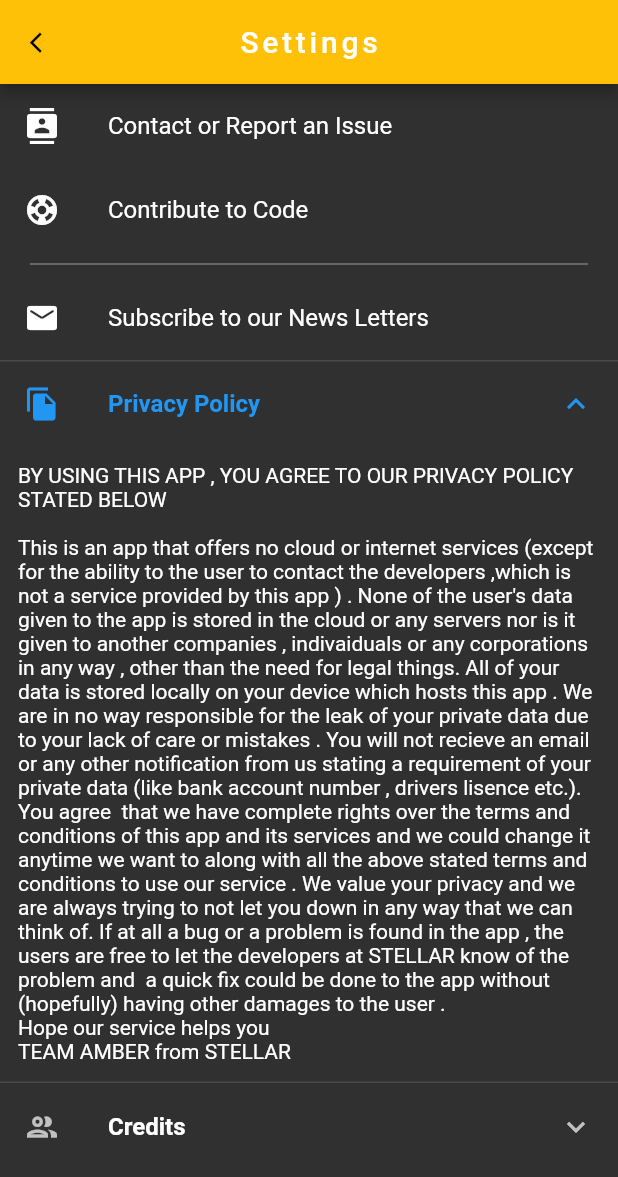
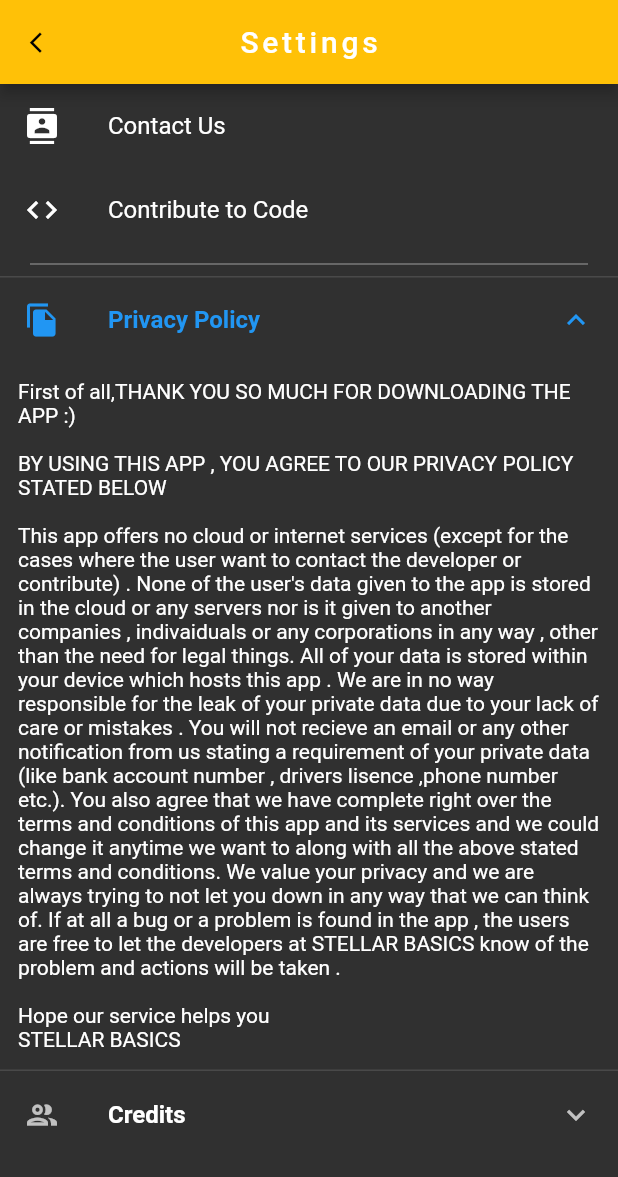
Before and after one commit to ShimronAlakkal/Paperclip, a Flutter app: the Settings screen opened directly, after a tap on "Privacy Policy", on a phone screen of 412 x 824 dp. Shown: the top 1177 px of the screen. Run offline on Flutter 3.47's test engine with Material 2 defaults, Android fonts, the phone set to English and light mode, and no system bars; our stand-ins replace shared_preferences, sqflite; accounts and stored records are empty.

Commit message:
almost completed the final part

```diff
--- a/lib/screens/settings.dart
+++ b/lib/screens/settings.dart
@@ -1,5 +1,3 @@
-import 'dart:ui';
-
 import 'package:url_launcher/url_launcher.dart';
 import 'package:flutter/material.dart';
 
@@ -59,7 +57,7 @@ class SettingState extends State<Settings> {
         children: [
           ListTile(
             leading: Icon(Icons.contacts),
-            title: Text('Contact or Report an Issue'),
+            title: Text('Contact Us'),
             onTap: () async {
               if (await canLaunch(
                   'https://www.instagram.com/shimron.alakkal/')) {
@@ -70,7 +68,7 @@ class SettingState extends State<Settings> {
             },
           ),
           ListTile(
-            leading: Icon(Icons.support),
+            leading: Icon(Icons.code),
             title: Text('Contribute to Code'),
             onTap: () async {
               await _launchItemInPhone('https://www.github.com/ShimronAlakkal');
@@ -80,14 +78,6 @@ class SettingState extends State<Settings> {
             endIndent: 20,
             indent: 20,
             color: Colors.grey,
-          ),
-          ListTile(
-            leading: Icon(Icons.mail_rounded),
-            title: Text('Subscribe to our News Letters'),
-            onTap: () async {
-              await _launchItemInPhone(
-                  'here is the url for news letter things');
-            },
           ),
           ExpansionTile(
             leading: Icon(Icons.file_copy),
@@ -99,25 +89,24 @@ class SettingState extends State<Settings> {
               Padding(
                 padding: const EdgeInsets.all(12.0),
                 child: Text(
+                  "First of all,THANK YOU SO MUCH FOR DOWNLOADING THE APP :)"
+                  "\n\n"
                   "BY USING THIS APP , YOU AGREE TO OUR PRIVACY POLICY STATED BELOW"
-                  "\n "
-                  "\n"
-                  "This is an app that offers no cloud or internet services (except for the ability to the user to contact the developers"
-                  " ,which is not a service provided by this app ) . None of the user's data given to the app is stored in the cloud or any "
+                  "\n\n"
+                  "This app offers no cloud or internet services (except for the cases where the user want to contact the developer or contribute) . None of the user's data given to the app is stored in the cloud or any "
                   "servers nor is it given to another companies , indivaiduals or any corporations in any way , other than the need for legal things."
                   " All of your data is stored "
-                  "locally on your device which hosts this app . We are in no way responsible for the leak of your private data due to your lack of care or mistakes "
+                  "within your device which hosts this app . We are in no way responsible for the leak of your private data due to your lack of care or mistakes "
                   ". You will not "
-                  "recieve an email or any other notification from us stating a requirement of your private data (like bank account number , drivers lisence etc.)."
-                  " You agree  that we have complete "
-                  "rights over the terms and conditions of this app and its services and we could change it anytime we want to along with all the above stated"
-                  " terms and conditions to use our service . We value your privacy and we are always trying to not let you down in any way that we can"
-                  " think of. If at all a bug or a problem is found in the app , the users are free to let the developers at STELLAR know of the problem and "
-                  " a quick fix could be done to the app without (hopefully) having other damages to the user ."
-                  "\n"
+                  "recieve an email or any other notification from us stating a requirement of your private data (like bank account number , drivers lisence ,phone number etc.)."
+                  " You also agree that we have complete "
+                  "right over the terms and conditions of this app and its services and we could change it anytime we want to along with all the above stated"
+                  " terms and conditions. We value your privacy and we are always trying to not let you down in any way that we can"
+                  " think of. If at all a bug or a problem is found in the app , the users are free to let the developers at STELLAR BASICS know of the problem and actions will be taken ."
+                  "\n\n"
                   "Hope our service helps you"
                   "\n"
-                  "TEAM AMBER from STELLAR",
+                  "STELLAR BASICS",
                 ),
               ),
             ],
@@ -131,18 +120,17 @@ class SettingState extends State<Settings> {
             children: [
               Padding(
                 padding: const EdgeInsets.all(12.0),
-                child: Text(
-                    "Credits for the base version of Stellar's amber notes"
-                    "\n "
-                    "Amber notes mobile :"
-                    "\n developed by Shimron Alakkal"
-                    "\n Amber notes web-hostings and webside services "
-                    "\n developed by Sharoon Rafeek"
-                    "\n for more information , feel free to contact the developers of the app from the above option"
-                    "\n onoarding svgs from freepik.com "
-                    "\n Hope our service helps you"
-                    "\n"
-                    "TEAM AMBER from STELLAR Basics"),
+                child:
+                    Text("Credits for the base version of Stellar's PAPERCLIP"
+                        "\n "
+                        "PAPERCLIP mobile :"
+                        "\n developed by Shimron Alakkal"
+                        "\nPAPERCLIP newsletters :"
+                        "\ndeveloped by Sharoon Rafeek"
+                        "\n"
+                        "\n Hope our service helps you"
+                        "\n"
+                        "Stellar Basics"),
               ),
             ],
           ),
--- a/lib/utils/DatabaseHelper.dart
+++ b/lib/utils/DatabaseHelper.dart
@@ -35,7 +35,8 @@ class DatabaseHelper {
     ${DatabaseModel.colDescription} TEXT,
     ${DatabaseModel.colPriority} INTEGER NOT NULL,
     ${DatabaseModel.colDate} TEXT,
-    ${DatabaseModel.colDeadline} TEXT
+    ${DatabaseModel.colDeadline} TEXT ,
+    ${DatabaseModel.colDeadtime} TEXT
   )
   ''');
   }
--- a/lib/utils/themeData.dart
+++ b/lib/utils/themeData.dart
@@ -15,7 +15,6 @@ ThemeData light = ThemeData(
 
 class ThemeNotifier extends ChangeNotifier {
   final String key = 'theme';
-  // ignore: unused_field
   SharedPreferences _preferences;
   bool _darkTheme;
   bool get darkTheme => _darkTheme;
@@ -25,12 +24,8 @@ class ThemeNotifier extends ChangeNotifier {
     _loadFromPrefs();
   }
 
-  // ignore: unused_element
   changeTheme() {
     _darkTheme = !_darkTheme;
-
-    debugPrint(
-        'the dark theme value is $_darkTheme and the key is $key ********  changing the theme  but the original darktheme is $darkTheme ');
     _saveToPrefs();
     notifyListeners();
   }
```
Also changed, not shown: lib/models/databaseModel.dart (+13 -7 lines), lib/screens/editpage.dart (+22 -17 lines), lib/screens/notelist.dart (+61 -15 lines), lib/main.dart (line endings or trailing spaces).
